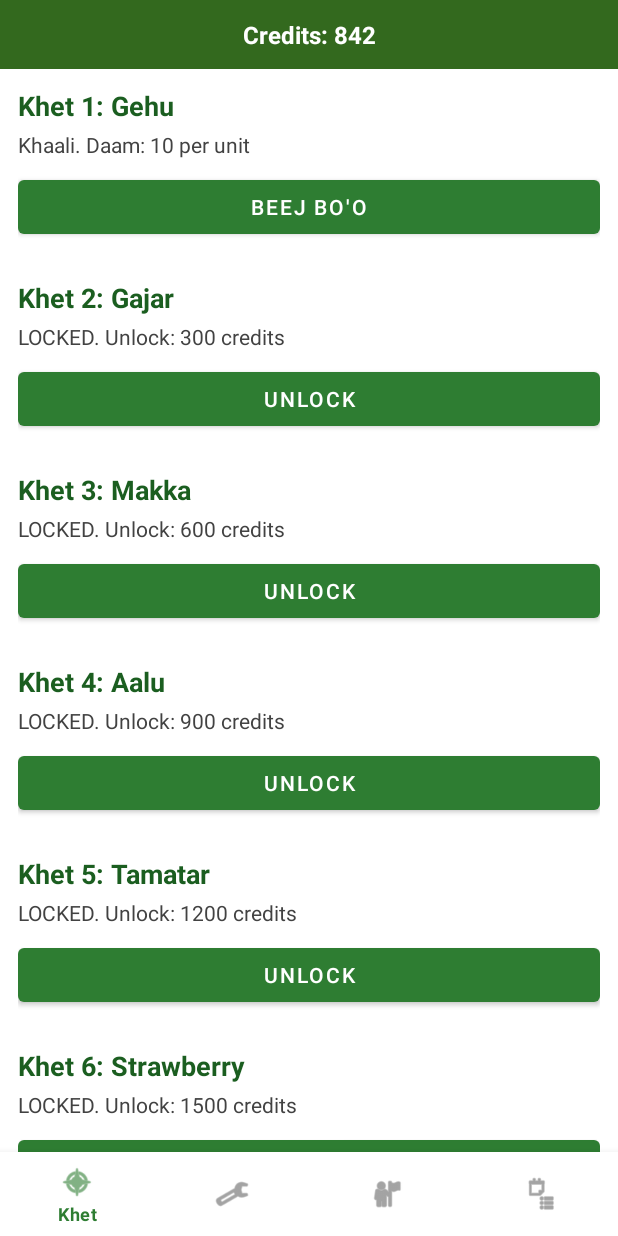
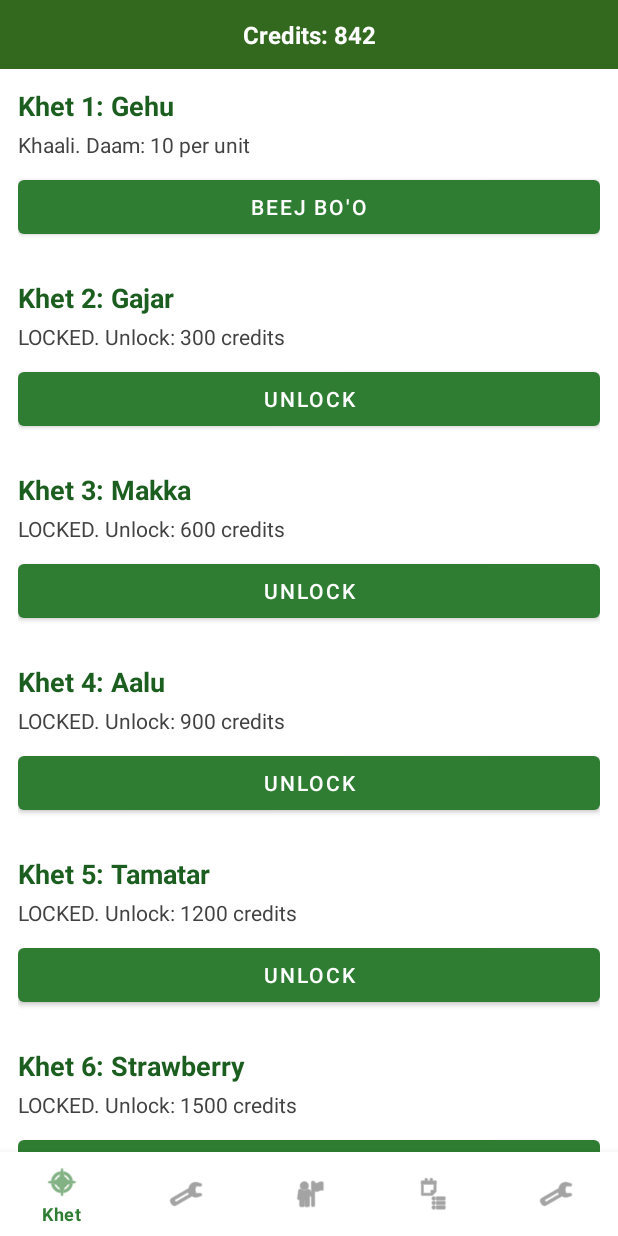
Before and after one commit to zeeshanhusain717-collab/KisanFarmingGame, an Android app: the screen it shows after launch (HomeActivity), on a phone screen of 412 x 824 dp. Run offline under Robolectric (Android 15) with nearby library versions, the phone set to English and light mode, and no system bars.

Commit message:
Add settings item to bottom navigation menu

```diff
--- a/app/src/main/res/menu/bottom_nav.xml
+++ b/app/src/main/res/menu/bottom_nav.xml
@@ -21,4 +21,9 @@
         android:icon="@android:drawable/ic_menu_agenda"
         android:title="@string/nav_dukaan" />
 
+    <item
+        android:id="@+id/nav_settings"
+        android:icon="@android:drawable/ic_menu_preferences"
+        android:title="@string/nav_settings" />
+
 </menu>
```
